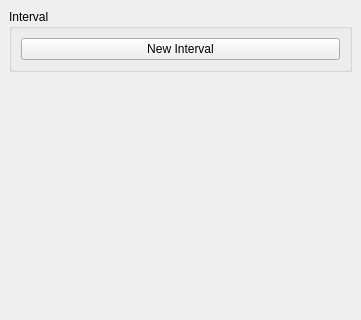
Qt form Apps/SR/view/CasePlanningWidget.ui (wuzhuobin/MITK-Project) before a commit; both pictures show x 0 to 361 and y 0 to 320 of the 361 by 679 pixel window.
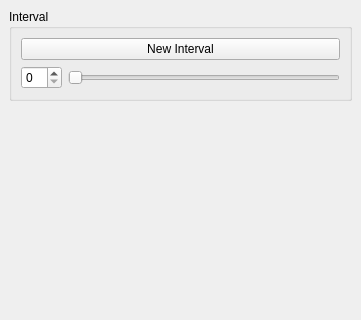
The same form after that commit. The open tabs and pages were chosen to show the change.

Patch:
```diff
--- a/Apps/SR/view/CasePlanningWidget.ui
+++ b/Apps/SR/view/CasePlanningWidget.ui
@@ -193,6 +193,20 @@
          </property>
         </widget>
        </item>
+       <item>
+        <layout class="QHBoxLayout" name="horizontalLayout_3">
+         <item>
+          <widget class="QSpinBox" name="spinBoxIntervalSize"/>
+         </item>
+         <item>
+          <widget class="QSlider" name="horizontalSliderIntervalSize">
+           <property name="orientation">
+            <enum>Qt::Horizontal</enum>
+           </property>
+          </widget>
+         </item>
+        </layout>
+       </item>
       </layout>
      </widget>
     </item>
```
